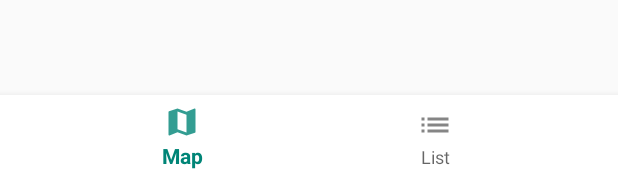
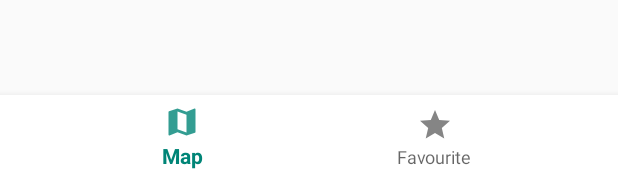
Before and after one commit to kuldeepbamrah/Android_Lab_Assignment, an Android app: the layout activity_main.xml on its own in the app's theme, with its tools: preview values and no code run, on a phone screen of 412 x 824 dp. Shown: the part 1057-1233 px from the top of the screen. Run offline under Robolectric (Android 15) with nearby library versions, the phone set to English and light mode, and no system bars.

Commit message:
final commit

```diff
--- /dev/null
+++ b/app/src/main/res/drawable-anydpi/ic_action_star.xml
@@ -0,0 +1,11 @@
+<vector xmlns:android="http://schemas.android.com/apk/res/android"
+    android:width="24dp"
+    android:height="24dp"
+    android:viewportWidth="24"
+    android:viewportHeight="24"
+    android:tint="#000BFF"
+    android:alpha="0.8">
+    <path
+        android:fillColor="#FF000000"
+        android:pathData="M12,17.27L18.18,21l-1.64,-7.03L22,9.24l-7.19,-0.61L12,2 9.19,8.63 2,9.24l5.46,4.73L5.82,21z"/>
+</vector>
--- a/app/src/main/res/drawable/rouded_button.xml
+++ b/app/src/main/res/drawable/rouded_button.xml
@@ -8,7 +8,7 @@
         android:top="0.5dp"
         android:bottom="0.5dp">
         <shape android:shape="rectangle">
-            <solid android:color="@android:color/white"/>
+            <solid android:color="@color/colorPrimaryDark"/>
             <corners android:radius="25dp" />
         </shape>
     </item>
--- a/app/src/main/res/menu/nav_menu.xml
+++ b/app/src/main/res/menu/nav_menu.xml
@@ -8,7 +8,7 @@
     app:showAsAction="ifRoom" />    <item
     android:id="@+id/action_list"
     android:enabled="true"
-    android:icon="@drawable/ic_action_list"
-    android:title="List"
+    android:icon="@drawable/ic_action_star"
+    android:title="Favourite"
     app:showAsAction="ifRoom" />
 </menu>
--- a/app/src/main/res/values/colors.xml
+++ b/app/src/main/res/values/colors.xml
@@ -1,7 +1,7 @@
 <?xml version="1.0" encoding="utf-8"?>
 <resources>
     <color name="colorPrimary">#008577</color>
-    <color name="colorPrimaryDark">#000E57</color>
+    <color name="colorPrimaryDark">#2E4BE0</color>
     <color name="colorAccent">#D81B60</color>
     <color name="white">#FFFFFF</color>
 </resources>
```
Also changed, not shown: app/src/main/java/com/example/android_lab_assignment/GetDirection.java (+9 -0 lines), app/src/main/java/com/example/android_lab_assignment/MapFragment.java (+33 -1 lines), app/src/main/res/drawable-anydpi/ic_action_walking.xml (added, +11 -0 lines), app/src/main/res/layout/fragment_map.xml (+113 -1 lines), app/src/main/res/drawable-hdpi/clock.png (added), app/src/main/res/drawable-hdpi/ic_action_star.png (added), app/src/main/res/drawable-hdpi/ic_action_walking.png (added), app/src/main/res/drawable-hdpi/road.png (added), app/src/main/res/drawable-mdpi/ic_action_star.png (added), app/src/main/res/drawable-mdpi/ic_action_walking.png (added), app/src/main/res/drawable-xhdpi/ic_action_star.png (added), app/src/main/res/drawable-xhdpi/ic_action_walking.png (added), app/src/main/res/drawable-xxhdpi/ic_action_star.png (added), app/src/main/res/drawable-xxhdpi/ic_action_walking.png (added).
